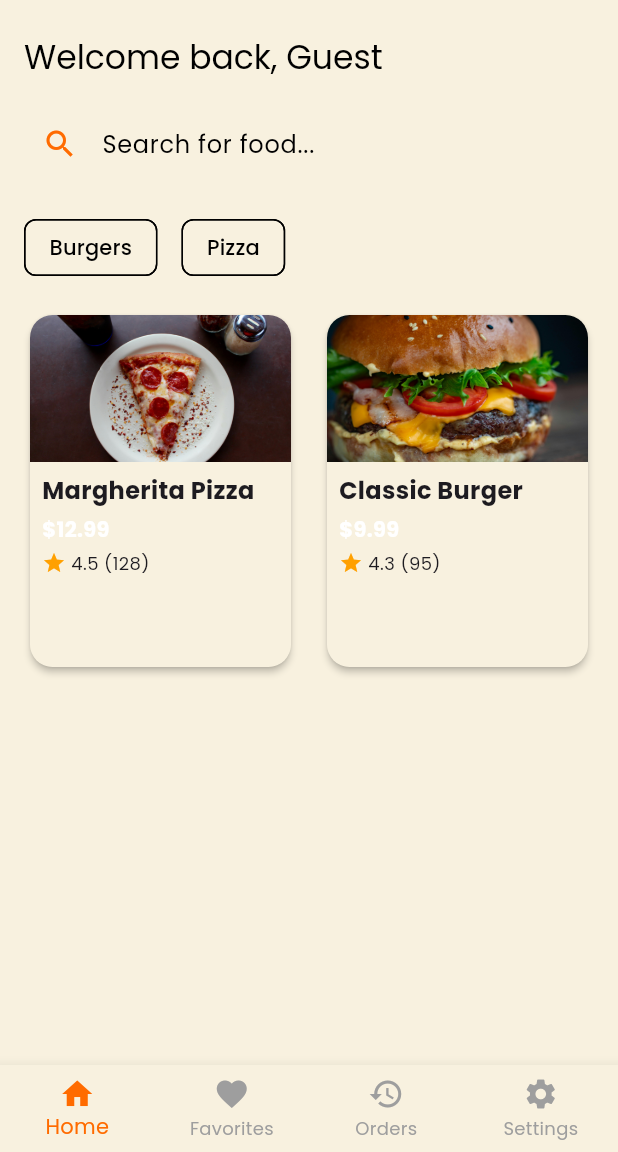
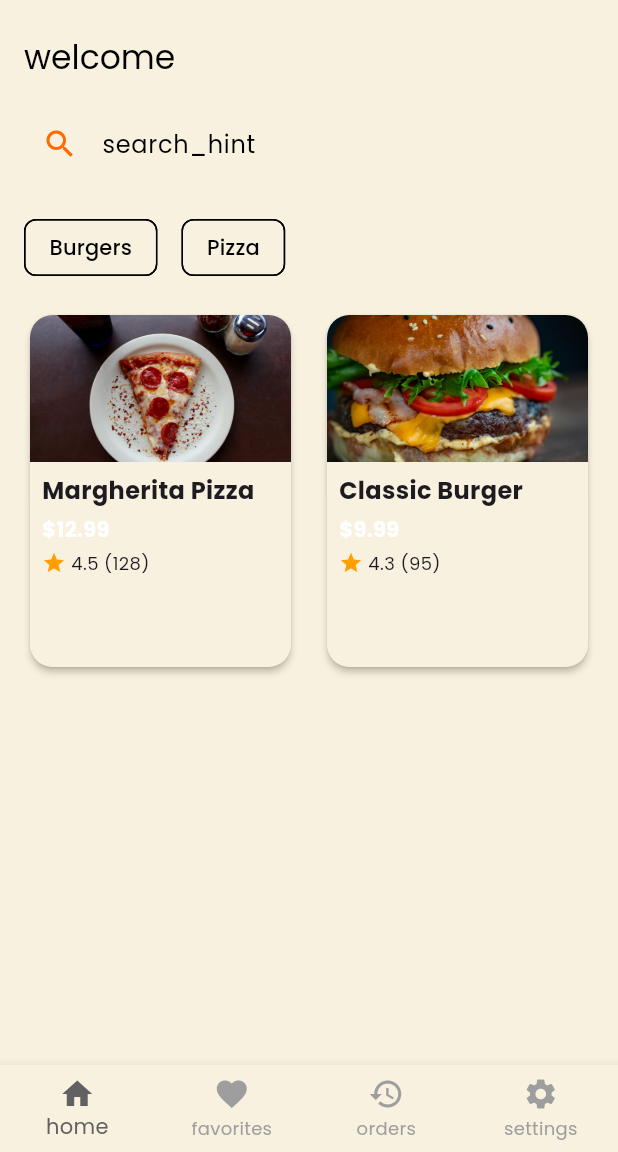
Before and after one commit to loda616/quick_bite, a Flutter app: the MainScreen screen opened directly, on a phone screen of 412 x 824 dp, the part 84-1236 px from its top. Run offline on Flutter 3.47's test engine with Material 3 defaults, Android fonts, the phone set to English and light mode, and no system bars; our stand-ins replace bloc, dio, easy_localization, equatable, flutter_bloc, google_fonts and 3 more; accounts and stored records are empty; generated files the repository leaves out were written again; network calls fail.

```diff
--- a/lib/core/app_theme.dart
+++ b/lib/core/app_theme.dart
@@ -6,7 +6,7 @@ class AppTheme {
     return ThemeData(
       primaryColor: AppColors.primary,
       scaffoldBackgroundColor: AppColors.background,
-      colorScheme: ColorScheme.light(
+      colorScheme: const ColorScheme.light(
         primary: AppColors.primary,
         secondary: AppColors.secondary,
         background: AppColors.background,
@@ -33,7 +33,7 @@ class AppTheme {
     return ThemeData(
       primaryColor: AppColors.primary,
       scaffoldBackgroundColor: AppColors.darkBackground,
-      colorScheme: ColorScheme.dark(
+      colorScheme: const ColorScheme.dark(
         primary: AppColors.primary,
         secondary: AppColors.secondary,
         background: AppColors.darkBackground,
--- a/lib/main.dart
+++ b/lib/main.dart
@@ -1,23 +1,26 @@
 import 'package:flutter/material.dart';
 import 'package:flutter_bloc/flutter_bloc.dart';
-import 'package:quick_bite/core/network/dio_client.dart';
-import 'package:quick_bite/data/datasources/remote/api_service.dart';
-import 'package:quick_bite/data/repository/menu_repository.dart';
-import 'package:quick_bite/presentation/view_models/cubit/menu_cubit.dart';
-import 'package:quick_bite/presentation/view_models/cubit/profile_cubit.dart';
+import 'package:quick_bite/presentation/screens/home/main_screen.dart';
+import 'package:quick_bite/presentation/view_models/cubit/language_cubit.dart';
 import 'package:quick_bite/presentation/view_models/stats/auth_stat.dart';
-import 'package:quick_bite/theme/app_theme.dart';
-import 'package:quick_bite/presentation/screens/home/home_screen.dart';
-import 'package:quick_bite/presentation/screens/food/favorites_screen.dart';
-import 'package:quick_bite/presentation/screens/orders/orders_screen.dart';
-import 'package:quick_bite/presentation/screens/settings/settings_screen.dart';
-import 'package:quick_bite/presentation/screens/auth/login_screen.dart';
-import 'package:quick_bite/presentation/view_models/cubit/auth_cubit.dart';
-import 'package:quick_bite/presentation/view_models/cubit/cart_cubit.dart';
-import 'package:quick_bite/presentation/view_models/cubit/order_cubit.dart';
+import 'package:quick_bite/presentation/view_models/stats/language_state.dart';
+import 'package:shared_preferences/shared_preferences.dart';
+
+import 'theme/app_theme.dart';
+
+import 'presentation/screens/auth/login_screen.dart';
+import 'presentation/view_models/cubit/auth_cubit.dart';
+import 'presentation/view_models/cubit/profile_cubit.dart';
+import 'presentation/view_models/cubit/cart_cubit.dart';
+import 'presentation/view_models/cubit/menu_cubit.dart';
+import 'presentation/view_models/cubit/order_cubit.dart';
+import 'data/datasources/remote/api_service.dart';
+import 'core/network/dio_client.dart';
+import 'data/repository/menu_repository.dart';
 
 void main() async {
   WidgetsFlutterBinding.ensureInitialized();
+  final prefs = await SharedPreferences.getInstance();
 
   runApp(
     MultiBlocProvider(
@@ -28,11 +31,10 @@ void main() async {
         BlocProvider(create: (context) => OrderCubit()),
         BlocProvider(
           create: (context) => MenuCubit(
-            MenuRepository(
-              ApiService(DioClient().dio),
-            ),
+            MenuRepository(ApiService(DioClient().dio)),
           )..loadCategoriesAndItems(),
         ),
+        BlocProvider(create: (context) => LanguageCubit(prefs)),
       ],
       child: const MyApp(),
     ),
@@ -44,7 +46,10 @@ class MyApp extends StatelessWidget {
 
   @override
   Widget build(BuildContext context) {
+    return BlocBuilder<LanguageCubit, LanguageState>(
+      builder: (context, state) {
         return MaterialApp(
+          locale: state.locale,
           title: 'QuickBite',
           theme: AppTheme.lightTheme,
           home: BlocBuilder<AuthCubit, AuthState>(
@@ -56,62 +61,64 @@ class MyApp extends StatelessWidget {
           ),
           debugShowCheckedModeBanner: false,
         );
+      },
+    );
   }
 }
 
-class MainScreen extends StatefulWidget {
-  const MainScreen({super.key});
-
-  @override
-  State<MainScreen> createState() => _MainScreenState();
-}
-
-class _MainScreenState extends State<MainScreen> {
-  int _selectedIndex = 0;
-
-  final List<Widget> _screens = [
-    const HomeScreen(),
-    const FavoritesScreen(),
-    const OrdersScreen(),
-    const SettingsScreen(),
-  ];
-
-  void _onItemTapped(int index) {
-    setState(() {
-      _selectedIndex = index;
-    });
-  }
-
-  @override
-  Widget build(BuildContext context) {
-    return Scaffold(
-      body: _screens[_selectedIndex],
-      bottomNavigationBar: BottomNavigationBar(
-        items: const <BottomNavigationBarItem>[
-          BottomNavigationBarItem(
-            icon: Icon(Icons.home),
-            label: 'Home',
-          ),
-          BottomNavigationBarItem(
-            icon: Icon(Icons.favorite),
-            label: 'Favorites',
-          ),
-          BottomNavigationBarItem(
-            icon: Icon(Icons.history),
-            label: 'Orders',
-          ),
-          BottomNavigationBarItem(
-            icon: Icon(Icons.settings),
-            label: 'Settings',
-          ),
-        ],
-        currentIndex: _selectedIndex,
-        backgroundColor: const Color(0xFFf8f1df),
-        selectedItemColor: AppTheme.primaryColor,
-        unselectedItemColor: Colors.grey,
-        onTap: _onItemTapped,
-        type: BottomNavigationBarType.fixed,
-      ),
-    );
-  }
-}
+//class MainScreen extends StatefulWidget {
+//   const MainScreen({super.key});
+//
+//   @override
+//   State<MainScreen> createState() => _MainScreenState();
+// }
+//
+// class _MainScreenState extends State<MainScreen> {
+//   int _selectedIndex = 0;
+//
+//   final List<Widget> _screens = [
+//     const HomeScreen(),
+//     const FavoritesScreen(),
+//     const OrdersScreen(),
+//     const SettingsScreen(),
+//   ];
+//
+//   void _onItemTapped(int index) {
+//     setState(() {
+//       _selectedIndex = index;
+//     });
+//   }
+//
+//   @override
+//   Widget build(BuildContext context) {
+//     return Scaffold(
+//       body: _screens[_selectedIndex],
+//       bottomNavigationBar: BottomNavigationBar(
+//         items: const <BottomNavigationBarItem>[
+//           BottomNavigationBarItem(
+//             icon: Icon(Icons.home),
+//             label: 'Home',
+//           ),
+//           BottomNavigationBarItem(
+//             icon: Icon(Icons.favorite),
+//             label: 'Favorites',
+//           ),
+//           BottomNavigationBarItem(
+//             icon: Icon(Icons.history),
+//             label: 'Orders',
+//           ),
+//           BottomNavigationBarItem(
+//             icon: Icon(Icons.settings),
+//             label: 'Settings',
+//           ),
+//         ],
+//         currentIndex: _selectedIndex,
+//         backgroundColor: const Color(0xFFf8f1df),
+//         selectedItemColor: AppTheme.primaryColor,
+//         unselectedItemColor: Colors.grey,
+//         onTap: _onItemTapped,
+//         type: BottomNavigationBarType.fixed,
+//       ),
+//     );
+//   }
+// }
--- a/lib/presentation/screens/home/home_screen.dart
+++ b/lib/presentation/screens/home/home_screen.dart
@@ -1,5 +1,6 @@
 import 'package:flutter/material.dart';
 import 'package:flutter_bloc/flutter_bloc.dart';
+import 'package:easy_localization/easy_localization.dart';
 import 'package:quick_bite/core/colors.dart';
 import 'package:quick_bite/data/models/food_item.dart';
 import 'package:quick_bite/presentation/screens/profile_screen.dart';
@@ -78,7 +79,7 @@ class _HomeScreenState extends State<HomeScreen> {
                 mainAxisAlignment: MainAxisAlignment.spaceBetween,
                 children: [
                   Text(
-                    "QuickBite",
+                    "QuickBite" ,
                     style: theme.textTheme.headlineSmall?.copyWith(
                       fontWeight: FontWeight.bold,
                       color: theme.colorScheme.primary,
@@ -154,7 +155,7 @@ class _HomeScreenState extends State<HomeScreen> {
                 return Padding(
                   padding: const EdgeInsets.symmetric(horizontal: 16.0),
                   child: Text(
-                    'Welcome back, ${authState.userName ?? "Guest"}',
+                    'welcome'.tr(args: [authState.userName ?? "Guest"]),
                     style: theme.textTheme.titleLarge?.copyWith(
                       color: theme.colorScheme.onSurface,
                     ),
@@ -166,7 +167,7 @@ class _HomeScreenState extends State<HomeScreen> {
               padding: const EdgeInsets.all(16.0),
               child: TextField(
                 decoration: InputDecoration(
-                  hintText: "Search for food...",
+                  hintText: "search_hint" ,
                   prefixIcon: Icon(
                     Icons.search,
                     color: theme.colorScheme.primary,
@@ -203,7 +204,7 @@ class _HomeScreenState extends State<HomeScreen> {
                     return Padding(
                       padding: const EdgeInsets.symmetric(horizontal: 8),
                       child: ChoiceChip(
-                        label: Text(category),
+                        label: Text(category ), // Assuming translated category
                         selected: isSelected,
                         selectedColor: theme.colorScheme.primary,
                         labelStyle: TextStyle(
@@ -232,7 +233,7 @@ class _HomeScreenState extends State<HomeScreen> {
                   : _items == null || _items!.isEmpty
                   ? Center(
                 child: Text(
-                  "No items found.",
+                  "no_items" ,
                   style: theme.textTheme.bodyLarge?.copyWith(
                     color: theme.colorScheme.onSurface,
                   ),
--- /dev/null
+++ b/lib/presentation/screens/home/main_screen.dart
@@ -0,0 +1,66 @@
+import 'package:flutter/material.dart';
+import 'package:easy_localization/easy_localization.dart';
+
+import '../../../core/app_theme.dart';
+import '../food/favorites_screen.dart';
+import '../orders/orders_screen.dart';
+import '../settings/settings_screen.dart';
+import 'home_screen.dart';
+
+
+class MainScreen extends StatefulWidget {
+  const MainScreen({super.key});
+
+  @override
+  State<MainScreen> createState() => _MainScreenState();
+}
+
+class _MainScreenState extends State<MainScreen> {
+  int _selectedIndex = 0;
+
+  final List<Widget> _screens = const [
+    HomeScreen(),
+    FavoritesScreen(),
+    OrdersScreen(),
+    SettingsScreen(),
+  ];
+
+  void _onItemTapped(int index) {
+    setState(() {
+      _selectedIndex = index;
+    });
+  }
+
+  @override
+  Widget build(BuildContext context) {
+    return Scaffold(
+      body: _screens[_selectedIndex],
+      bottomNavigationBar: BottomNavigationBar(
+        items: [
+          BottomNavigationBarItem(
+            icon: const Icon(Icons.home),
+            label: 'home' ,
+          ),
+          BottomNavigationBarItem(
+            icon: const Icon(Icons.favorite),
+            label: 'favorites' ,
+          ),
+          BottomNavigationBarItem(
+            icon: const Icon(Icons.history),
+            label: 'orders' ,
+          ),
+          BottomNavigationBarItem(
+            icon: const Icon(Icons.settings),
+            label: 'settings' ,
+          ),
+        ],
+        currentIndex: _selectedIndex,
+        backgroundColor: const Color(0xFFf8f1df),
+        selectedItemColor: AppTheme.darkTheme.secondaryHeaderColor,
+        unselectedItemColor: Colors.grey,
+        onTap: _onItemTapped,
+        type: BottomNavigationBarType.fixed,
+      ),
+    );
+  }
+}
--- a/pubspec.yaml
+++ b/pubspec.yaml
@@ -47,6 +47,8 @@ flutter:
 
   assets:
     - assets/images/
+    - lib/l10n/en.json
+    - lib/l10n/ar.json
 
   fonts:
     - family: Poppins
```
Also changed, not shown: lib/presentation/screens/auth/forget_password_screen.dart (+12 -18 lines), lib/presentation/screens/auth/login_screen.dart (+26 -24 lines), lib/presentation/screens/auth/registration_screen.dart (+35 -34 lines), lib/presentation/screens/cart/cart_screen.dart (+8 -7 lines), lib/presentation/screens/food/favorites_screen.dart (+4 -3 lines), lib/presentation/screens/food/food_item_details_screen.dart (+76 -117 lines), lib/presentation/screens/orders/orders_screen.dart (+24 -13 lines), lib/presentation/screens/profile_screen.dart (+11 -32 lines), lib/presentation/screens/settings/settings_screen.dart (+22 -17 lines), lib/presentation/view_models/cubit/language_cubit.dart (+15 -10 lines), lib/presentation/view_models/stats/language_state.dart (line endings or trailing spaces), pubspec.lock. Lines whose indentation alone changed are shown as unchanged.
